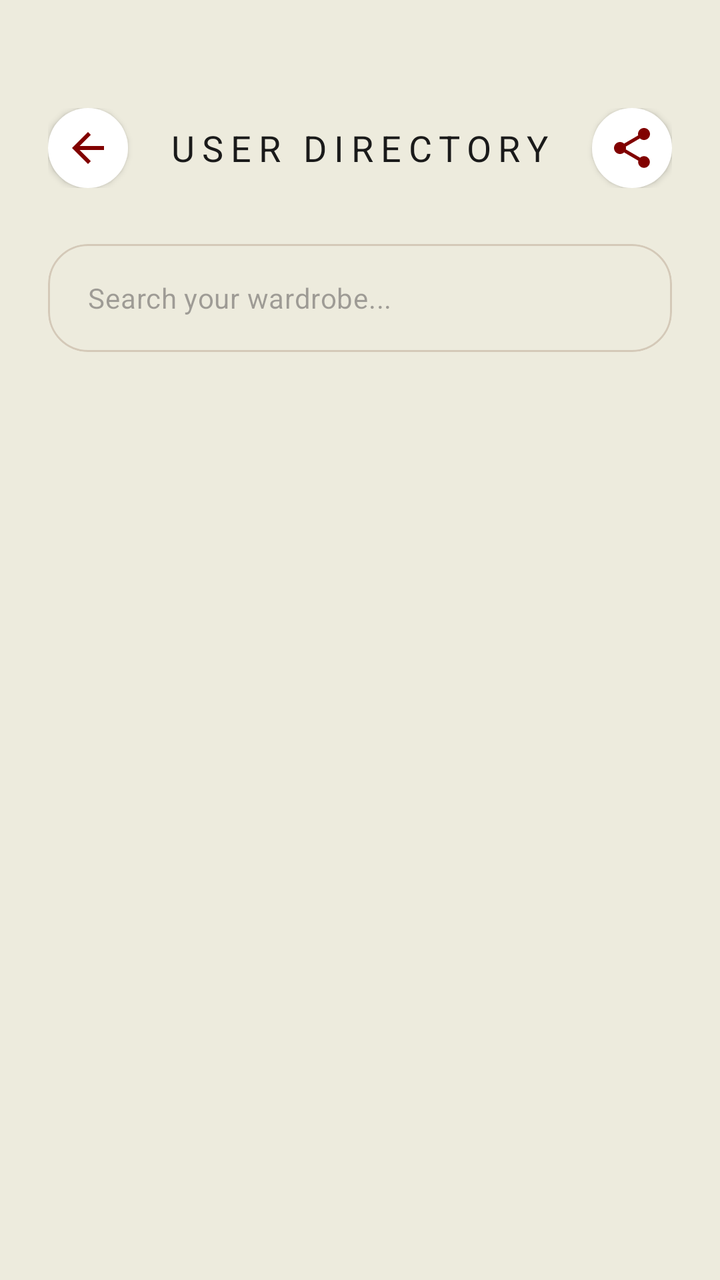
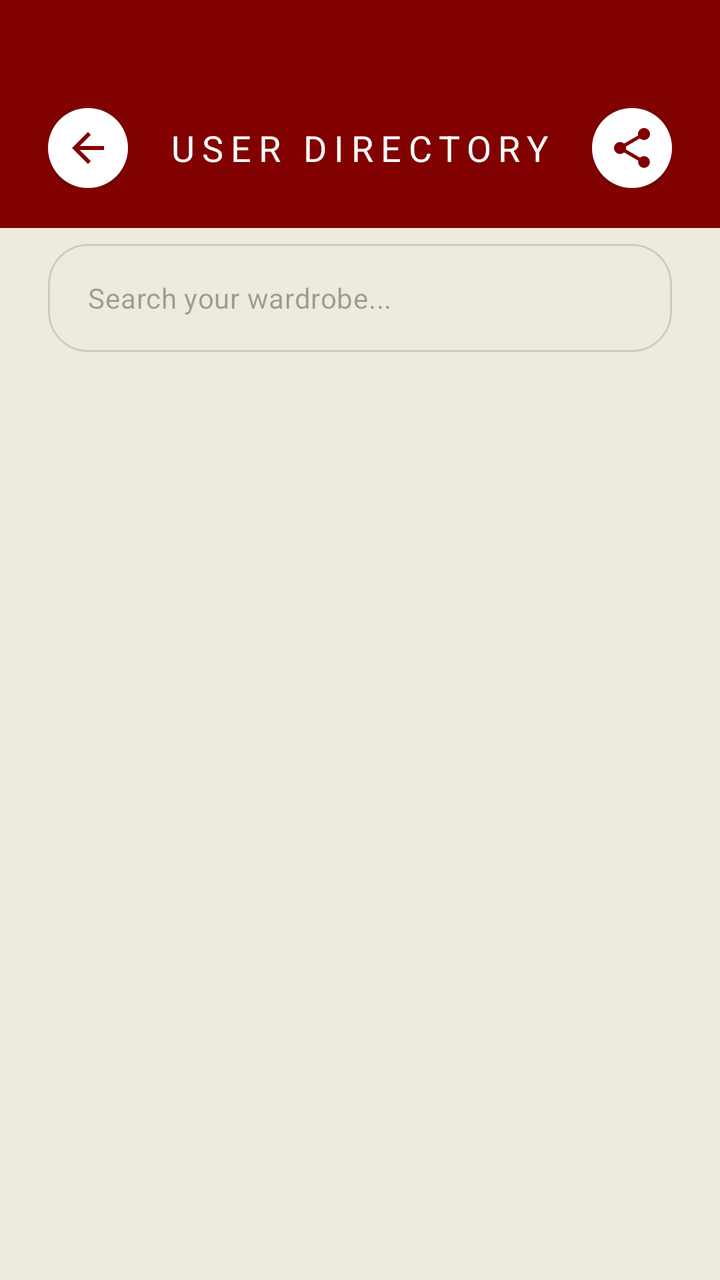

Compare the two renders of this Android layout. The source of the first and the diff that turns it into the second are given below.
<!-- AndroidManifest.xml: activity theme Theme.Saive -->
<!-- res/layout/activity_user_management.xml -->
<?xml version="1.0" encoding="utf-8"?>
<androidx.constraintlayout.widget.ConstraintLayout xmlns:android="http://schemas.android.com/apk/res/android"
    xmlns:app="http://schemas.android.com/apk/res-auto"
    xmlns:tools="http://schemas.android.com/tools"
    android:layout_width="match_parent"
    android:layout_height="match_parent"
    android:background="@color/colorCotton"
    tools:context=".ui.UserManagementActivity">

    
    <LinearLayout
        android:id="@+id/toolbar"
        android:layout_width="match_parent"
        android:layout_height="wrap_content"
        android:orientation="horizontal"
        android:paddingHorizontal="24dp"
        android:paddingTop="54dp"
        android:paddingBottom="20dp"
        android:gravity="center_vertical"
        app:layout_constraintTop_toTopOf="parent">

        <ImageButton
            android:id="@+id/btnBack"
            android:layout_width="40dp"
            android:layout_height="40dp"
            android:background="@drawable/bg_circle_white"
            android:elevation="2dp"
            android:src="@drawable/ic_back"
            app:tint="@color/colorMaroon" />

        <TextView
            android:layout_width="0dp"
            android:layout_height="wrap_content"
            android:layout_weight="1"
            android:layout_marginStart="20dp"
            android:text="@string/admin_user_mgmt"
            style="@style/TextAppearance.Saive.SectionHeader"
            android:textSize="18sp"
            android:textColor="@color/colorNoirBlack"
            android:letterSpacing="0.2" />

        <ImageButton
            android:id="@+id/btnExport"
            android:layout_width="40dp"
            android:layout_height="40dp"
            android:background="@drawable/bg_circle_white"
            android:elevation="2dp"
            android:src="@drawable/ic_share"
            app:tint="@color/colorMaroon" />
    </LinearLayout>

    
    <com.google.android.material.card.MaterialCardView
        android:id="@+id/searchCard"
        android:layout_width="match_parent"
        android:layout_height="wrap_content"
        android:layout_marginHorizontal="24dp"
        android:layout_marginTop="8dp"
        app:cardCornerRadius="20dp"
        app:cardElevation="0dp"
        app:strokeWidth="1dp"
        app:strokeColor="@color/colorLinen"
        app:layout_constraintTop_toBottomOf="@id/toolbar">
        <EditText
            android:id="@+id/etUserSearch"
            android:layout_width="match_parent"
            android:layout_height="54dp"
            android:background="@android:color/transparent"
            android:hint="@string/search_hint"
            android:paddingHorizontal="20dp"
            android:textSize="14sp"
            style="@style/TextAppearance.Saive.Light" />
    </com.google.android.material.card.MaterialCardView>

    <androidx.recyclerview.widget.RecyclerView
        android:id="@+id/rvUsers"
        android:layout_width="match_parent"
        android:layout_height="0dp"
        android:layout_marginTop="20dp"
        android:paddingHorizontal="24dp"
        android:clipToPadding="false"
        app:layout_constraintTop_toBottomOf="@id/searchCard"
        app:layout_constraintBottom_toBottomOf="parent" />

</androidx.constraintlayout.widget.ConstraintLayout>
<!-- resources referenced by this layout -->
<resources>
  <color name="colorCotton">#EDEBDD</color>
  <color name="colorLinen">#D4C9B8</color>
  <color name="colorMaroon">#810100</color>
  <color name="colorNoirBlack">#1A1A1A</color>
  <!-- drawable bg_circle_white (drawable) -->
  <?xml version="1.0" encoding="utf-8"?>
  <shape xmlns:android="http://schemas.android.com/apk/res/android">
      <solid android:color="@color/white" />
      <corners android:radius="1000dp" />
  </shape>
  <!-- drawable ic_back (drawable) -->
  <vector xmlns:android="http://schemas.android.com/apk/res/android"
      android:width="24dp"
      android:height="24dp"
      android:viewportWidth="24"
      android:viewportHeight="24">
      <path
          android:fillColor="#000000"
          android:pathData="M20,11H7.83l5.59,-5.59L12,4l-8,8l8,8l1.41,-1.41L7.83,13H20V11Z" />
  </vector>
  <!-- drawable ic_share (drawable) -->
  <vector xmlns:android="http://schemas.android.com/apk/res/android"
      android:width="24dp"
      android:height="24dp"
      android:viewportWidth="24"
      android:viewportHeight="24">
    <path
        android:fillColor="#FF000000"
        android:pathData="M18,16.08c-0.76,0 -1.44,0.3 -1.96,0.77L8.91,12.7c0.05,-0.23 0.09,-0.46 0.09,-0.7s-0.04,-0.47 -0.09,-0.7l7.05,-4.11c0.54,0.5 1.25,0.81 2.04,0.81c1.66,0 3,-1.34 3,-3s-1.34,-3 -3,-3s-3,1.34 -3,3c0,0.24 0.04,0.47 0.09,0.7L8.04,9.81C7.5,9.31 6.79,9 6,9c-1.66,0 -3,1.34 -3,3s1.34,3 3,3c0.79,0 1.5,-0.31 2.04,-0.81l7.12,4.16c-0.05,0.21 -0.08,0.43 -0.08,0.65c0,1.61 1.31,2.92 2.92,2.92c1.61,0 2.92,-1.31 2.92,-2.92s-1.31,-2.92 -2.92,-2.92z"/>
  </vector>
  <string name="admin_user_mgmt">USER DIRECTORY</string>
  <string name="search_hint">Search your wardrobe...</string>
  <style name="TextAppearance.Saive.Light" parent="TextAppearance.MaterialComponents.Body2">
          <item name="android:fontFamily">sans-serif-light</item>
      </style>
  <style name="TextAppearance.Saive.SectionHeader" parent="TextAppearance.Saive.Header">
          <item name="android:textSize">@dimen/text_size_h3</item>
          <item name="android:textStyle">normal</item>
          <item name="android:textAllCaps">false</item>
      </style>
  <style name="Theme.Saive" parent="Base.Theme.Saive" />
  <color name="white">#FFFFFFFF</color>
  <style name="TextAppearance.Saive.Header" parent="TextAppearance.MaterialComponents.Headline3">
          <item name="android:fontFamily">serif</item>
          <item name="android:textStyle">italic</item>
          <item name="android:textSize">@dimen/text_size_h1</item>
          <item name="android:textColor">@color/colorNoirBlack</item>
          <item name="android:letterSpacing">0.02</item>
      </style>
  <dimen name="text_size_h3">20sp</dimen>
  <dimen name="text_size_h1">28sp</dimen>
  <style name="TextAppearance.Saive.Thin" parent="TextAppearance.MaterialComponents.Body1">
          <item name="android:fontFamily">sans-serif-light</item>
          <item name="android:letterSpacing">0.05</item>
      </style>
  <style name="TextAppearance.Saive.Label" parent="TextAppearance.Saive.Thin">
          <item name="android:fontFamily">sans-serif-medium</item>
          <item name="android:textSize">@dimen/text_size_tiny</item>
          <item name="android:textColor">@color/colorNoirBlack</item>
          <item name="android:textAllCaps">true</item>
          <item name="android:letterSpacing">0.15</item>
      </style>
  <dimen name="text_size_tiny">10sp</dimen>
  <!-- unchanged entries left out for length: 1 -->
</resources>

<!-- the commit's change to res/layout/activity_user_management.xml (unified diff, before → after) -->
@@ -17,6 +17,7 @@
         android:paddingTop="54dp"
         android:paddingBottom="20dp"
         android:gravity="center_vertical"
+        android:background="@color/colorMaroon"
         app:layout_constraintTop_toTopOf="parent">
 
         <ImageButton
@@ -36,7 +37,7 @@
             android:text="@string/admin_user_mgmt"
             style="@style/TextAppearance.Saive.SectionHeader"
             android:textSize="18sp"
-            android:textColor="@color/colorNoirBlack"
+            android:textColor="@color/white"
             android:letterSpacing="0.2" />
 
         <ImageButton
